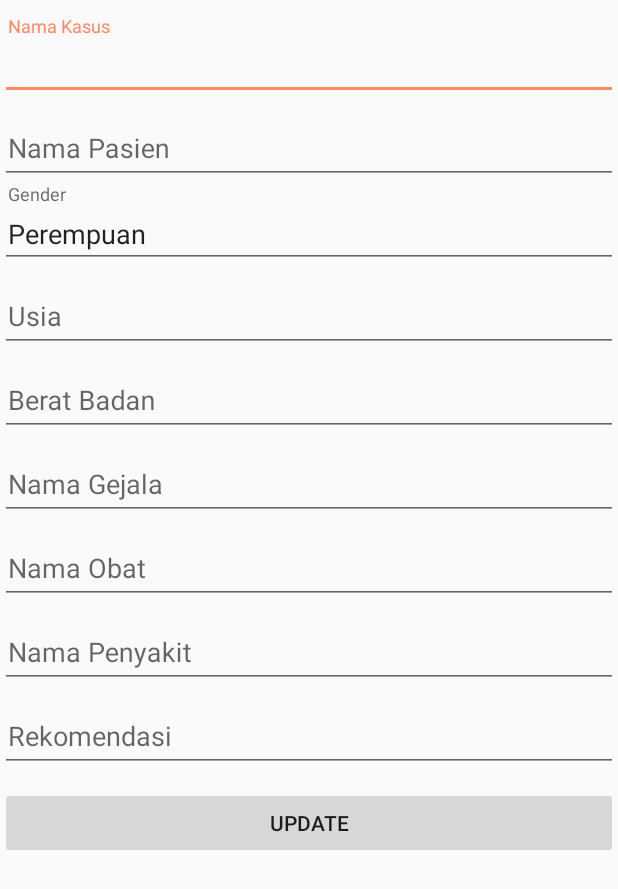
After one commit to muktiwbowo/Skripsweet, an Android app: the UpdateDetailActivity screen opened directly, with no data from a screen before it, on a phone screen of 412 x 824 dp. The commit adds this screen. Shown: the top 889 px of the screen. Run offline under Robolectric (Android 15) with nearby library versions, the phone set to English and light mode, and no system bars; our stand-ins replace Volley; network calls fail; 11 statements that could not run were skipped.

Commit message:
Update empty nama kasus & rekomendasi

```diff
--- /dev/null
+++ b/app/src/main/java/com/muktiwbowo/skripsweet/apoteker/UpdateDetailActivity.java
@@ -0,0 +1,127 @@
+package com.muktiwbowo.skripsweet.apoteker;
+
+import android.content.Intent;
+import android.support.v7.app.AppCompatActivity;
+import android.os.Bundle;
+import android.view.View;
+import android.widget.AdapterView;
+import android.widget.Button;
+import android.widget.EditText;
+import android.widget.Toast;
+
+import com.android.volley.AuthFailureError;
+import com.android.volley.Request;
+import com.android.volley.RequestQueue;
+import com.android.volley.Response;
+import com.android.volley.VolleyError;
+import com.android.volley.toolbox.StringRequest;
+import com.android.volley.toolbox.Volley;
+import com.muktiwbowo.skripsweet.R;
+
+import org.json.JSONException;
+import org.json.JSONObject;
+
+import java.util.HashMap;
+import java.util.Map;
+
+public class UpdateDetailActivity extends AppCompatActivity {
+
+    private static final String url = "http://192.168.58.1/nyoba/updatekasus.php";
+    EditText edtId, edtNamaKasus, edtNamaPasien, edtGender, edtUsia,
+            edtBB, edtGejala, edtObat, edtPenyakit, edtSolusi;
+    Button btnUpdate;
+    RequestQueue requestQueue;
+
+    @Override
+    protected void onCreate(Bundle savedInstanceState) {
+        super.onCreate(savedInstanceState);
+        setContentView(R.layout.activity_update_detail);
+
+        requestQueue = Volley.newRequestQueue(this);
+        edtId = (EditText) findViewById(R.id.idKasus);
+        edtNamaKasus = (EditText) findViewById(R.id.namaKasus);
+        edtNamaPasien = (EditText) findViewById(R.id.namaPasien);
+        edtGender = (EditText) findViewById(R.id.genderPasien);
+        edtUsia = (EditText) findViewById(R.id.usiaPasien);
+        edtBB = (EditText) findViewById(R.id.beratBadan);
+        edtGejala = (EditText) findViewById(R.id.namaGejala);
+        edtObat = (EditText) findViewById(R.id.namaObat);
+        edtPenyakit = (EditText) findViewById(R.id.namaPenyakit);
+        edtSolusi = (EditText) findViewById(R.id.solusi);
+        btnUpdate = (Button) findViewById(R.id.btn_update);
+        Bundle extras = getIntent().getExtras();
+        String idKasus = extras.getString("idKasus");
+        String namaKasus = extras.getString("namaKasus");
+        String namaPasien = extras.getString("namaPasien");
+        String genderPasien = extras.getString("gender");
+        String usiaPasien = extras.getString("usia");
+        String bbPasien = extras.getString("beratBadan");
+        String namaGejala = extras.getString("namaGejala");
+        String namaObat = extras.getString("namaObat");
+        String namaPenyakit = extras.getString("namaPenyakit");
+        String solusi = extras.getString("rekomendasi");
+
+        edtId.setText(idKasus);
+        edtId.setVisibility(View.GONE);
+            edtNamaKasus.setText(namaKasus);
+            edtNamaPasien.setText(namaPasien);
+        if (genderPasien.equals("L")){
+            edtGender.setText("Laki-laki");
+        }else {
+            edtGender.setText("Perempuan");
+        }
+
+            edtUsia.setText(usiaPasien);
+            edtBB.setText(bbPasien);
+            edtGejala.setText(namaGejala);
+            edtObat.setText(namaObat);
+            edtPenyakit.setText(namaPenyakit);
+            edtSolusi.setText(solusi);
+
+
+        btnUpdate.setOnClickListener(new View.OnClickListener() {
+            @Override
+            public void onClick(View v) {
+                updateData();
+            }
+        });
+    }
+
+    private void updateData() {
+        StringRequest stringRequest = new StringRequest(Request.Method.POST, url, new Response.Listener<String>() {
+            @Override
+            public void onResponse(String response) {
+                try {
+                    JSONObject res = new JSONObject(response);
+                    Toast.makeText(UpdateDetailActivity.this, "pesan : "+res.getString("message"), Toast.LENGTH_SHORT).show();
+                } catch (JSONException e) {
+                    e.printStackTrace();
+                }
+                startActivity(new Intent(UpdateDetailActivity.this, AdminActivity.class));
+            }
+        }, new Response.ErrorListener() {
+            @Override
+            public void onErrorResponse(VolleyError error) {
+                Toast.makeText(UpdateDetailActivity.this, "pesan : Gagal update data", Toast.LENGTH_SHORT).show();
+            }
+        }){
+            @Override
+            protected Map<String, String> getParams() throws AuthFailureError {
+                Map<String, String> params = new HashMap<>();
+                params.put("kode_kasus", edtId.getText().toString());
+                params.put("nama_kasus", edtNamaKasus.getText().toString());
+                params.put("nama_pasien", edtNamaPasien.getText().toString());
+                params.put("gender", edtGender.getText().toString());
+                params.put("usia", edtUsia.getText().toString());
+                params.put("berat_badan", edtBB.getText().toString());
+                params.put("nama_geja;a", edtGender.getText().toString());
+                params.put("nama_obat", edtObat.getText().toString());
+                params.put("nama_penyakit", edtPenyakit.getText().toString());
+                params.put("rekomendasi", edtSolusi.getText().toString());
+
+                return params;
+            }
+        };
+        requestQueue.add(stringRequest);
+    }
+}
--- /dev/null
+++ b/app/src/main/res/layout/activity_update_detail.xml
@@ -0,0 +1,155 @@
+<?xml version="1.0" encoding="utf-8"?>
+<LinearLayout xmlns:android="http://schemas.android.com/apk/res/android"
+    xmlns:app="http://schemas.android.com/apk/res-auto"
+    xmlns:tools="http://schemas.android.com/tools"
+    android:layout_width="match_parent"
+    android:layout_height="match_parent"
+    android:orientation="vertical"
+    tools:context="com.muktiwbowo.skripsweet.apoteker.UpdateDetailActivity">
+
+    <android.support.design.widget.TextInputLayout
+        android:layout_width="match_parent"
+        android:layout_height="wrap_content">
+
+        <EditText
+            android:id="@+id/idKasus"
+            android:layout_width="match_parent"
+            android:layout_height="wrap_content"
+
+            android:paddingLeft="5dp"
+            android:paddingRight="5dp" />
+    </android.support.design.widget.TextInputLayout>
+
+    <android.support.design.widget.TextInputLayout
+        android:layout_width="match_parent"
+        android:layout_height="wrap_content">
+
+        <EditText
+            android:id="@+id/namaKasus"
+            android:layout_width="match_parent"
+            android:layout_height="wrap_content"
+            android:hint="Nama Kasus"
+            android:paddingLeft="5dp"
+            android:paddingRight="5dp" />
+    </android.support.design.widget.TextInputLayout>
+
+    <android.support.design.widget.TextInputLayout
+        android:layout_width="match_parent"
+        android:layout_height="wrap_content">
+
+        <EditText
+            android:id="@+id/namaPasien"
+            android:layout_width="match_parent"
+            android:layout_height="wrap_content"
+            android:hint="Nama Pasien"
+            android:paddingLeft="5dp"
+            android:paddingRight="5dp" />
+    </android.support.design.widget.TextInputLayout>
+
+    <android.support.design.widget.TextInputLayout
+        android:layout_width="match_parent"
+        android:layout_height="wrap_content">
+
+        <EditText
+            android:id="@+id/genderPasien"
+            android:layout_width="match_parent"
+            android:layout_height="wrap_content"
+            android:hint="Gender"
+            android:paddingLeft="5dp"
+            android:paddingRight="5dp" />
+    </android.support.design.widget.TextInputLayout>
+
+    <android.support.design.widget.TextInputLayout
+        android:layout_width="match_parent"
+        android:layout_height="wrap_content">
+
+        <EditText
+            android:id="@+id/usiaPasien"
+            android:layout_width="match_parent"
+            android:layout_height="wrap_content"
+            android:hint="Usia"
+            android:paddingLeft="5dp"
+            android:paddingRight="5dp" />
+    </android.support.design.widget.TextInputLayout>
+
+    <android.support.design.widget.TextInputLayout
+        android:layout_width="match_parent"
+        android:layout_height="wrap_content">
+
+        <EditText
+            android:id="@+id/beratBadan"
+            android:layout_width="match_parent"
+            android:layout_height="wrap_content"
+            android:hint="Berat Badan"
+            android:paddingLeft="5dp"
+            android:paddingRight="5dp" />
+    </android.support.design.widget.TextInputLayout>
+
+    <android.support.design.widget.TextInputLayout
+        android:layout_width="match_parent"
+        android:layout_height="wrap_content">
+
+        <EditText
+            android:id="@+id/namaGejala"
+            android:layout_width="match_parent"
+            android:layout_height="wrap_content"
+            android:hint="Nama Gejala"
+            android:paddingLeft="5dp"
+            android:paddingRight="5dp" />
+    </android.support.design.widget.TextInputLayout>
+
+    <android.support.design.widget.TextInputLayout
+        android:layout_width="match_parent"
+        android:layout_height="wrap_content">
+
+        <EditText
+            android:id="@+id/namaObat"
+            android:layout_width="match_parent"
+            android:layout_height="wrap_content"
+            android:hint="Nama Obat"
+            android:paddingLeft="5dp"
+            android:paddingRight="5dp" />
+    </android.support.design.widget.TextInputLayout>
+
+    <android.support.design.widget.TextInputLayout
+        android:layout_width="match_parent"
+        android:layout_height="wrap_content">
+
+        <EditText
+            android:id="@+id/namaPenyakit"
+            android:layout_width="match_parent"
+            android:layout_height="wrap_content"
+            android:hint="Nama Penyakit"
+            android:paddingLeft="5dp"
+            android:paddingRight="5dp" />
+    </android.support.design.widget.TextInputLayout>
+
+    <android.support.design.widget.TextInputLayout
+        android:layout_width="match_parent"
+        android:layout_height="wrap_content">
+
+        <EditText
+            android:id="@+id/solusi"
+            android:layout_width="match_parent"
+            android:layout_height="wrap_content"
+            android:hint="Rekomendasi"
+            android:paddingLeft="5dp"
+            android:paddingRight="5dp" />
+    </android.support.design.widget.TextInputLayout>
+
+    <LinearLayout
+        android:layout_width="match_parent"
+        android:layout_height="wrap_content"
+        android:layout_marginTop="10dp"
+        android:orientation="horizontal">
+
+        <Button
+            android:id="@+id/btn_update"
+            android:layout_width="match_parent"
+            android:layout_height="wrap_content"
+            android:layout_weight="1"
+            android:text="Update" />
+
+    </LinearLayout>
+
+</LinearLayout>
```
Also changed, not shown: app/src/main/AndroidManifest.xml (+5 -3 lines), app/src/main/java/com/muktiwbowo/skripsweet/apoteker/Admin.java (added, +98 -0 lines), app/src/main/java/com/muktiwbowo/skripsweet/apoteker/AdminActivity.java (+89 -1 lines), app/src/main/java/com/muktiwbowo/skripsweet/apoteker/AdminAdapter.java (added, +66 -0 lines), app/src/main/res/layout/content_admin.xml (+8 -7 lines), app/src/main/res/layout/list_admin.xml (added, +68 -0 lines).
